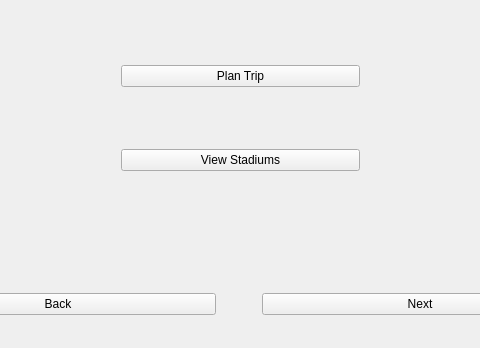
Before: the Qt Designer form src/form/mainwindow.ui in home-run/subtle-cosmic-moose, drawn with Qt 5; both pictures show x 111 to 591 and y 152 to 500 of the 700 by 500 pixel window.
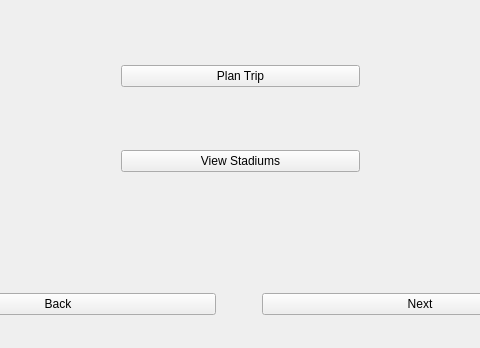
After: the same form once the commit is applied.

Commit message:
Added some love to the main screen :heart:
+Tweaked transparency of buttons. No more stiff blue border!
+Tweaked home screen layout so no blue box over the BG image
+added homescreen image

Patch:
```diff
--- a/src/form/mainwindow.ui
+++ b/src/form/mainwindow.ui
@@ -21,7 +21,7 @@
        <number>0</number>
       </property>
       <widget class="QWidget" name="page">
-       <widget class="QWidget" name="verticalLayoutWidget">
+       <widget class="QFrame" name="verticalFrame">
         <property name="geometry">
          <rect>
           <x>210</x>
@@ -31,6 +31,19 @@
          </rect>
         </property>
         <layout class="QVBoxLayout" name="verticalLayout">
+         <item>
+          <spacer name="verticalSpacer_2">
+           <property name="orientation">
+            <enum>Qt::Vertical</enum>
+           </property>
+           <property name="sizeHint" stdset="0">
+            <size>
+             <width>20</width>
+             <height>40</height>
+            </size>
+           </property>
+          </spacer>
+         </item>
          <item>
           <widget class="QPushButton" name="mainwindow_pushButton_planTrip">
            <property name="text">
@@ -38,6 +51,19 @@
            </property>
           </widget>
          </item>
+         <item>
+          <spacer name="verticalSpacer_4">
+           <property name="orientation">
+            <enum>Qt::Vertical</enum>
+           </property>
+           <property name="sizeHint" stdset="0">
+            <size>
+             <width>20</width>
+             <height>40</height>
+            </size>
+           </property>
+          </spacer>
+         </item>
          <item>
           <widget class="QPushButton" name="mainwindow_pushButton_viewStadiums">
            <property name="text">
@@ -45,6 +71,19 @@
            </property>
           </widget>
          </item>
+         <item>
+          <spacer name="verticalSpacer_3">
+           <property name="orientation">
+            <enum>Qt::Vertical</enum>
+           </property>
+           <property name="sizeHint" stdset="0">
+            <size>
+             <width>20</width>
+             <height>40</height>
+            </size>
+           </property>
+          </spacer>
+         </item>
         </layout>
        </widget>
       </widget>
```
The commit also changes 3 other files.
